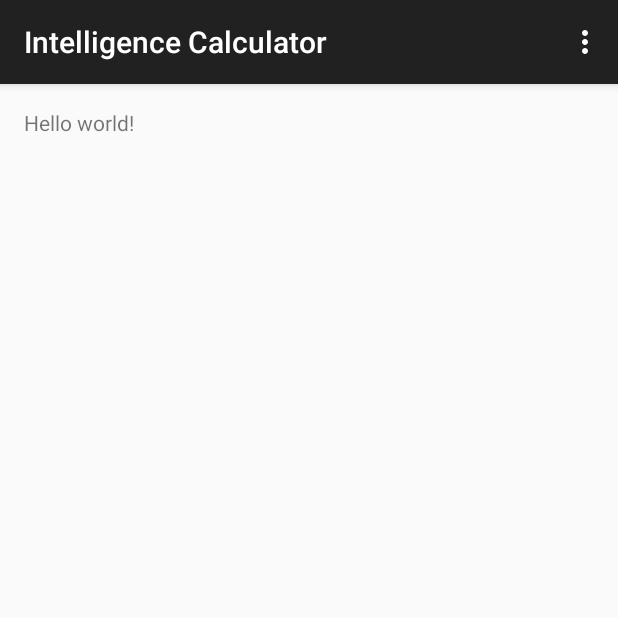
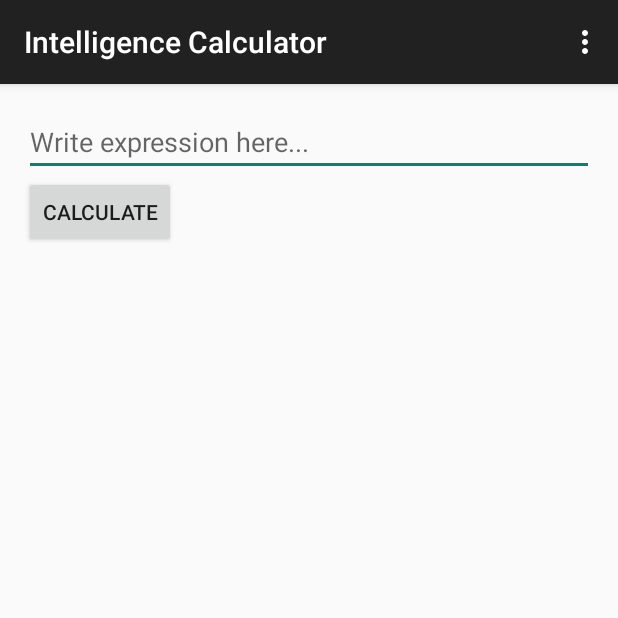
Before and after one commit to stalkerok1993/intellicalc, an Android app: the screen it shows after launch (MainActivity), on a phone screen of 412 x 824 dp, the top half of it. Run offline under Robolectric (Android 15) with nearby library versions, the phone set to English and light mode, and no system bars.

Commit message:
add basic layout elements.

```diff
--- a/app/src/main/res/layout/activity_main.xml
+++ b/app/src/main/res/layout/activity_main.xml
@@ -5,7 +5,34 @@
     android:paddingTop="@dimen/activity_vertical_margin"
     android:paddingBottom="@dimen/activity_vertical_margin" tools:context=".MainActivity">
 
-    <TextView android:text="@string/hello_world" android:layout_width="wrap_content"
-        android:layout_height="wrap_content" />
+    <EditText
+        android:layout_width="wrap_content"
+        android:layout_height="wrap_content"
+        android:id="@+id/exprInput"
+        android:layout_alignParentTop="true"
+        android:layout_alignParentLeft="true"
+        android:layout_alignParentStart="true"
+        android:layout_alignParentRight="true"
+        android:layout_alignParentEnd="true"
+        android:editable="true"
+        android:inputType="text"
+        android:hint="@string/expression_hint" />
+
+    <Button
+        android:layout_width="wrap_content"
+        android:layout_height="wrap_content"
+        android:text="@string/calculate_button"
+        android:id="@+id/calculateButton"
+        android:layout_below="@+id/exprInput"
+        android:layout_alignParentLeft="true"
+        android:layout_alignParentStart="true" />
+
+    <TextView
+        android:layout_width="wrap_content"
+        android:layout_height="wrap_content"
+        android:id="@+id/textView"
+        android:layout_alignTop="@+id/calculateButton"
+        android:layout_toRightOf="@+id/calculateButton"
+        android:layout_toEndOf="@+id/calculateButton" />
 
 </RelativeLayout>
--- a/app/src/main/res/values/strings.xml
+++ b/app/src/main/res/values/strings.xml
@@ -1,6 +1,7 @@
 <resources>
     <string name="app_name">Intelligence Calculator</string>
 
-    <string name="hello_world">Hello world!</string>
     <string name="action_settings">Settings</string>
+    <string name="calculate_button">Calculate</string>
+    <string name="expression_hint">Write expression here...</string>
 </resources>
```
